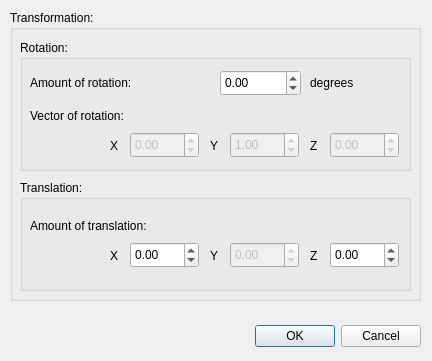
Before: the Qt Designer form src/zay_item_inputs_form.ui in ChevronOne/zaytuna, drawn with Qt 5.
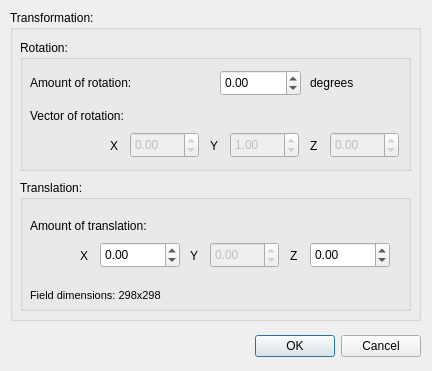
After: the same form once the commit is applied.

Patch:
```diff
--- a/src/zay_item_inputs_form.ui
+++ b/src/zay_item_inputs_form.ui
@@ -7,7 +7,7 @@
     <x>0</x>
     <y>0</y>
     <width>432</width>
-    <height>361</height>
+    <height>371</height>
    </rect>
   </property>
   <property name="sizePolicy">
@@ -29,7 +29,7 @@
    <property name="geometry">
     <rect>
      <x>80</x>
-     <y>320</y>
+     <y>330</y>
      <width>341</width>
      <height>32</height>
     </rect>
@@ -47,7 +47,7 @@
      <x>10</x>
      <y>10</y>
      <width>411</width>
-     <height>291</height>
+     <height>311</height>
     </rect>
    </property>
    <property name="title">
@@ -226,7 +226,7 @@
       <x>10</x>
       <y>170</y>
       <width>391</width>
-      <height>111</height>
+      <height>131</height>
      </rect>
     </property>
     <property name="title">
@@ -238,17 +238,17 @@
      </property>
      <property name="geometry">
       <rect>
-       <x>210</x>
+       <x>190</x>
        <y>62</y>
        <width>69</width>
        <height>26</height>
       </rect>
      </property>
      <property name="minimum">
-      <double>-999999999999999.000000000000000</double>
+      <double>-149.000000000000000</double>
      </property>
      <property name="maximum">
-      <double>999999999999999.000000000000000</double>
+      <double>149.000000000000000</double>
      </property>
      <property name="value">
       <double>0.000000000000000</double>
@@ -257,7 +257,7 @@
     <widget class="QLabel" name="T_X_lab">
      <property name="geometry">
       <rect>
-       <x>90</x>
+       <x>60</x>
        <y>60</y>
        <width>21</width>
        <height>31</height>
@@ -273,23 +273,23 @@
      </property>
      <property name="geometry">
       <rect>
-       <x>110</x>
+       <x>80</x>
        <y>62</y>
-       <width>69</width>
+       <width>80</width>
        <height>26</height>
       </rect>
      </property>
      <property name="minimum">
-      <double>-999999999999999.000000000000000</double>
+      <double>-149.000000000000000</double>
      </property>
      <property name="maximum">
-      <double>999999999999999.000000000000000</double>
+      <double>149.000000000000000</double>
      </property>
     </widget>
     <widget class="QLabel" name="T_Z_lab">
      <property name="geometry">
       <rect>
-       <x>290</x>
+       <x>270</x>
        <y>60</y>
        <width>21</width>
        <height>31</height>
@@ -305,23 +305,23 @@
      </property>
      <property name="geometry">
       <rect>
-       <x>310</x>
+       <x>290</x>
        <y>62</y>
-       <width>69</width>
+       <width>80</width>
        <height>26</height>
       </rect>
      </property>
      <property name="minimum">
-      <double>-999999999999999.000000000000000</double>
+      <double>-149.000000000000000</double>
      </property>
      <property name="maximum">
-      <double>999999999999999.000000000000000</double>
+      <double>149.000000000000000</double>
      </property>
     </widget>
     <widget class="QLabel" name="T_Y_lab">
      <property name="geometry">
       <rect>
-       <x>190</x>
+       <x>170</x>
        <y>60</y>
        <width>21</width>
        <height>31</height>
@@ -344,6 +344,24 @@
       <string>Amount of translation:</string>
      </property>
     </widget>
+    <widget class="QLabel" name="label">
+     <property name="geometry">
+      <rect>
+       <x>10</x>
+       <y>100</y>
+       <width>231</width>
+       <height>30</height>
+      </rect>
+     </property>
+     <property name="font">
+      <font>
+       <pointsize>8</pointsize>
+      </font>
+     </property>
+     <property name="text">
+      <string>Field dimensions: 298x298</string>
+     </property>
+    </widget>
    </widget>
   </widget>
  </widget>
```
